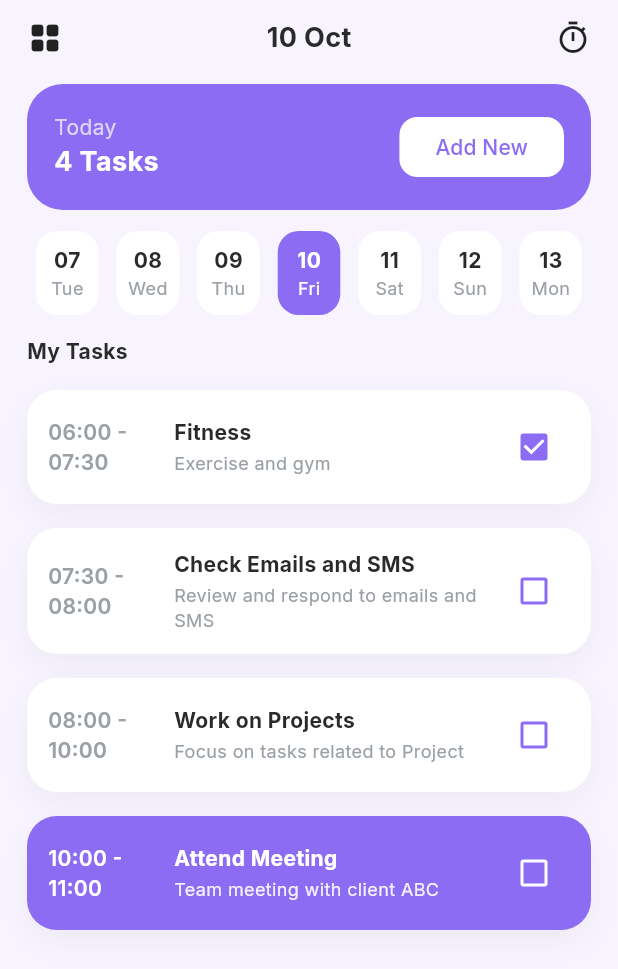
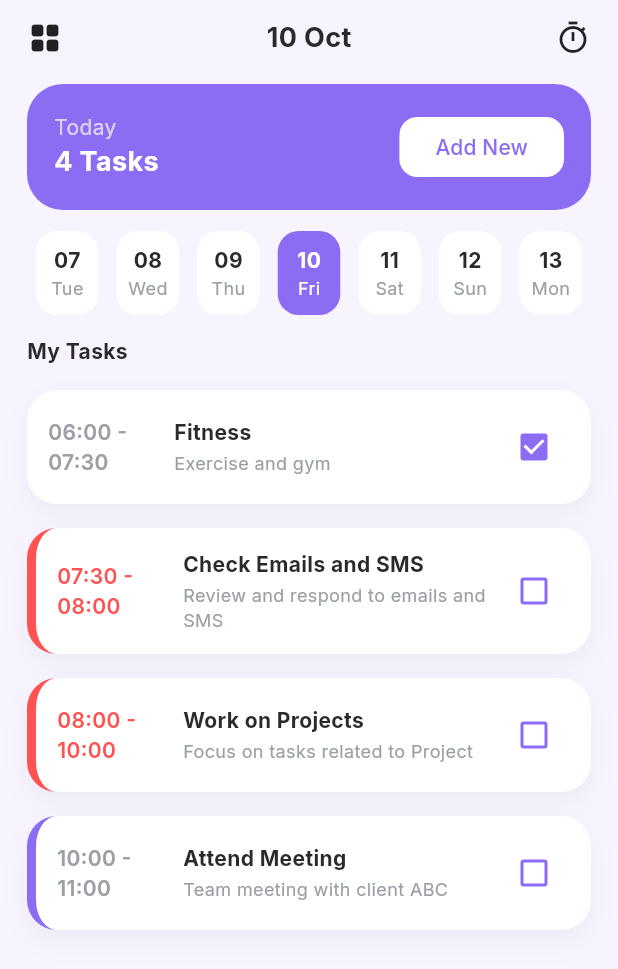
Before and after one commit to Vanmai247/note_flutter, a Flutter app: the screen it shows after launch, on a phone screen of 412 x 824 dp. Shown: the top 969 px of the screen. Run offline on Flutter 3.47's test engine with Material 3 defaults, Android fonts, the phone set to English and light mode, and no system bars; our stand-ins replace google_fonts, table_calendar.

Commit message:
them mau cho task

```diff
--- a/lib/widgets/task_tile.dart
+++ b/lib/widgets/task_tile.dart
@@ -4,7 +4,7 @@ import 'package:provider/provider.dart';
 import '../providers/task_provider.dart';
 import '../models/task.dart';
 import '../theme.dart';
-import '../screens/edit_task_screen.dart'; // màn hình sửa
+import '../screens/edit_task_screen.dart';
 
 class TaskTile extends StatelessWidget {
   final Task task;
@@ -15,8 +15,14 @@ class TaskTile extends StatelessWidget {
     final prov = context.read<TaskProvider>();
     final time =
         '${DateFormat.Hm().format(task.start)} - ${DateFormat.Hm().format(task.end)}';
-    final isHighlight =
-        DateFormat.Hm().format(task.start) == '10:00' && task.title.startsWith('Attend'); // ví dụ highlight
+
+    // Trạng thái thời gian
+    final now = DateTime.now();
+    final isOngoing = now.isAfter(task.start) && now.isBefore(task.end);
+    final isOverdue = now.isAfter(task.end) && !task.done;
+
+    final Color? accent =
+    isOngoing ? AppColors.primary : (isOverdue ? Colors.redAccent : null);
 
     Future<void> _confirmDelete() async {
       final ok = await showDialog<bool>(
@@ -25,14 +31,16 @@ class TaskTile extends StatelessWidget {
           title: const Text('Xoá task?'),
           content: const Text('Thao tác này không thể hoàn tác.'),
           actions: [
-            TextButton(onPressed: () => Navigator.pop(context, false), child: const Text('Huỷ')),
-            TextButton(onPressed: () => Navigator.pop(context, true), child: const Text('Xoá')),
+            TextButton(
+                onPressed: () => Navigator.pop(context, false),
+                child: const Text('Huỷ')),
+            TextButton(
+                onPressed: () => Navigator.pop(context, true),
+                child: const Text('Xoá')),
           ],
         ),
       );
-      if (ok == true) {
-        prov.deleteTask(task.id);
-      }
+      if (ok == true) prov.deleteTask(task.id);
     }
 
     return Material(
@@ -40,16 +48,20 @@ class TaskTile extends StatelessWidget {
       child: InkWell(
         borderRadius: BorderRadius.circular(20),
         onTap: () {
-          // mở màn hình sửa
           Navigator.push(
             context,
-            MaterialPageRoute(builder: (_) => EditTaskScreen(taskId: task.id)),
+            MaterialPageRoute(
+              builder: (_) => EditTaskScreen(taskId: task.id),
+            ),
           );
         },
-        onLongPress: _confirmDelete, // nhấn giữ để xoá nhanh
+        onLongPress: _confirmDelete,
         child: Container(
           decoration: neoCard().copyWith(
-            color: isHighlight ? AppColors.primary : AppColors.card,
+            color: AppColors.card, // bỏ highlight nền
+            border: accent != null
+                ? Border(left: BorderSide(color: accent, width: 6))
+                : null,
           ),
           margin: const EdgeInsets.symmetric(vertical: 8),
           padding: const EdgeInsets.all(14),
@@ -60,7 +72,7 @@ class TaskTile extends StatelessWidget {
                 child: Text(
                   time,
                   style: TextStyle(
-                    color: isHighlight ? Colors.white : AppColors.subtle,
+                    color: isOverdue ? Colors.redAccent : AppColors.subtle,
                     fontWeight: FontWeight.w600,
                   ),
                 ),
@@ -72,16 +84,16 @@ class TaskTile extends StatelessWidget {
                   children: [
                     Text(
                       task.title,
-                      style: TextStyle(
-                        color: isHighlight ? Colors.white : AppColors.text,
+                      style: const TextStyle(
+                        color: AppColors.text,
                         fontWeight: FontWeight.w700,
                       ),
                     ),
                     const SizedBox(height: 2),
                     Text(
                       task.description,
-                      style: TextStyle(
-                        color: isHighlight ? Colors.white.withOpacity(.9) : AppColors.subtle,
+                      style: const TextStyle(
+                        color: AppColors.subtle,
                         fontSize: 12,
                       ),
                     ),
@@ -91,12 +103,9 @@ class TaskTile extends StatelessWidget {
               Checkbox(
                 value: task.done,
                 onChanged: (_) => prov.toggleDone(task.id),
-                side: BorderSide(
-                  color: isHighlight ? Colors.white : AppColors.primary,
-                  width: 2,
-                ),
+                side: const BorderSide(color: AppColors.primary, width: 2),
                 checkColor: Colors.white,
-                activeColor: isHighlight ? Colors.white : AppColors.primary,
+                activeColor: AppColors.primary,
               ),
             ],
           ),
```
